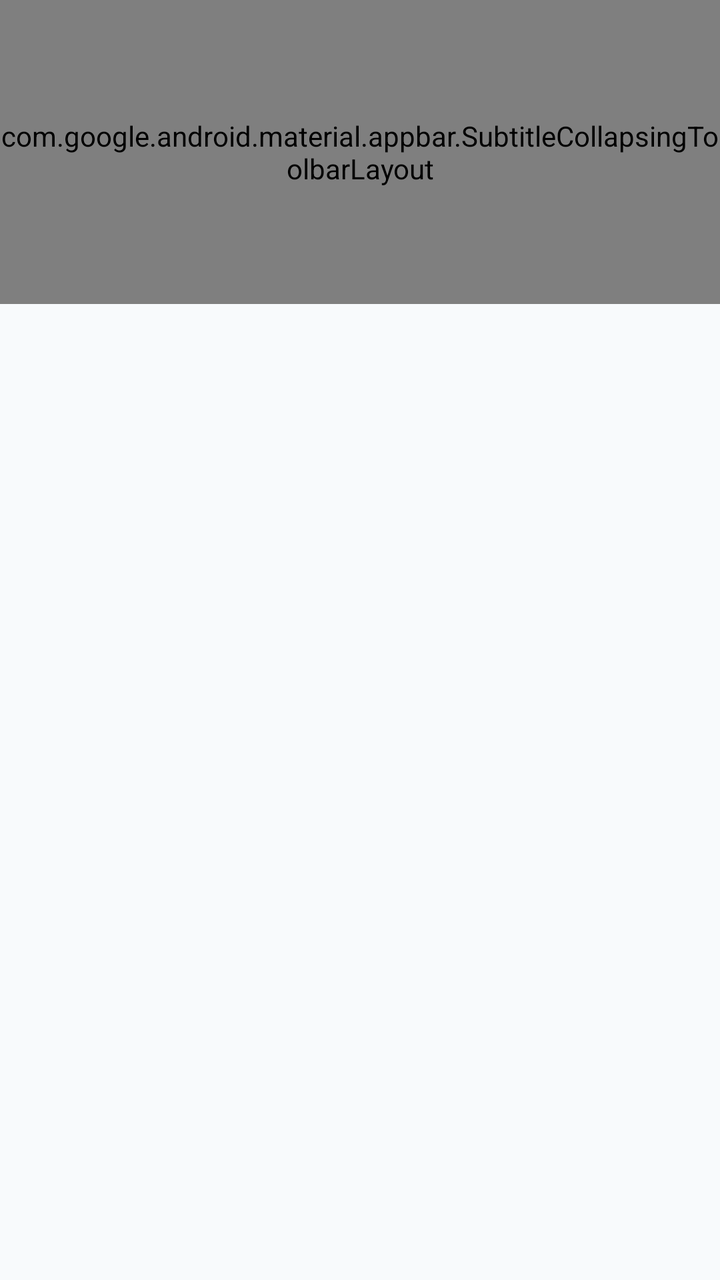
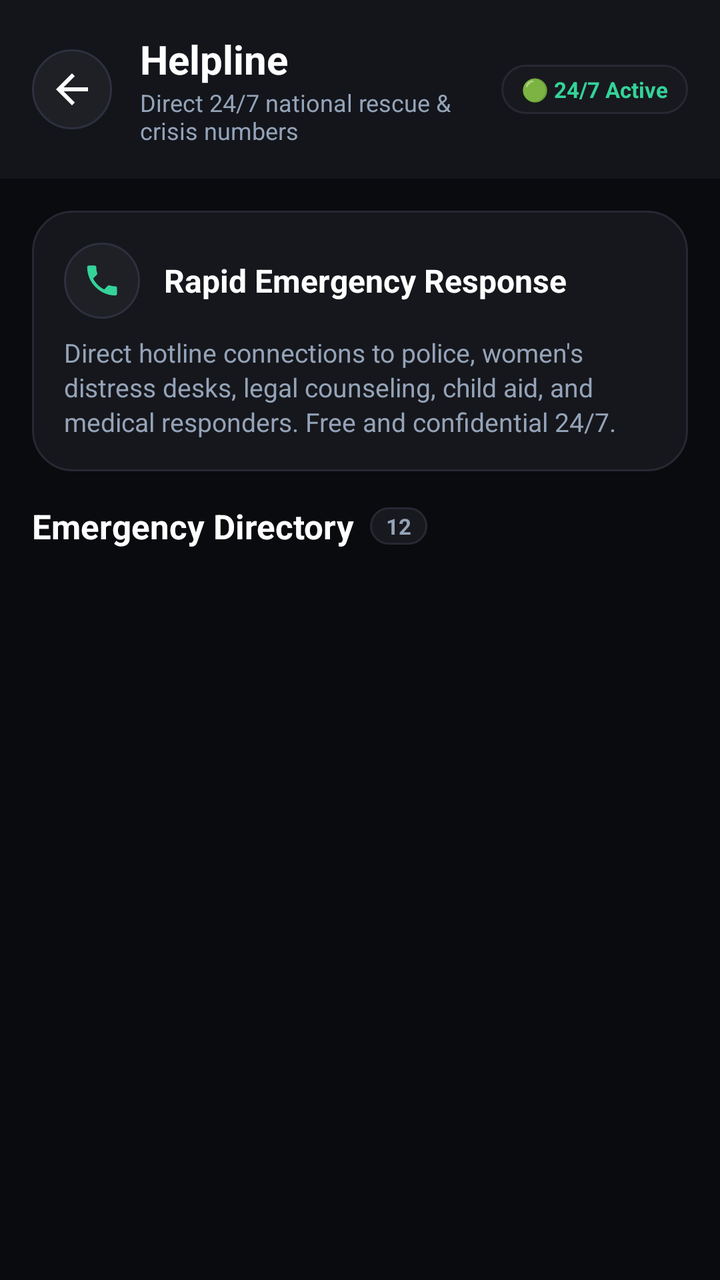

The first picture is an Android layout as it rendered before a commit; the second is the same layout after the commit. The layout source and the unified diff follow.
<!-- AndroidManifest.xml: application theme Theme.SheGuard -->
<!-- res/layout/fragment_helpline.xml -->
<?xml version="1.0" encoding="utf-8"?>
<androidx.coordinatorlayout.widget.CoordinatorLayout xmlns:android="http://schemas.android.com/apk/res/android"
    xmlns:app="http://schemas.android.com/apk/res-auto"
    xmlns:tools="http://schemas.android.com/tools"
    android:layout_width="match_parent"
    android:layout_height="match_parent"
    android:clipChildren="false"
    android:fitsSystemWindows="true"
    tools:context=".ui.fragment.HelplineFragment">

    <androidx.core.widget.NestedScrollView
        android:layout_width="match_parent"
        android:layout_height="match_parent"
        android:fillViewport="true"
        app:layout_behavior="com.google.android.material.appbar.AppBarLayout$ScrollingViewBehavior">

        <androidx.recyclerview.widget.RecyclerView
            android:id="@+id/recyclerView"
            android:layout_width="match_parent"
            android:layout_height="match_parent" />

    </androidx.core.widget.NestedScrollView>

    <include
        android:id="@+id/header"
        layout="@layout/view_header_expandable" />

</androidx.coordinatorlayout.widget.CoordinatorLayout>
<!-- res/layout/view_header_expandable.xml (included above) -->
<?xml version="1.0" encoding="utf-8"?>
<com.google.android.material.appbar.AppBarLayout xmlns:android="http://schemas.android.com/apk/res/android"
    xmlns:app="http://schemas.android.com/apk/res-auto"
    xmlns:tools="http://schemas.android.com/tools"
    android:id="@+id/appBarLayout"
    android:layout_width="match_parent"
    android:layout_height="wrap_content"
    android:background="@android:color/transparent"
    android:fitsSystemWindows="true"
    app:liftOnScroll="true">

    <com.google.android.material.appbar.SubtitleCollapsingToolbarLayout
        android:id="@+id/collapsing_toolbar"
        android:layout_width="match_parent"
        android:layout_height="?attr/collapsingToolbarLayoutLargeSize"
        app:collapsedSubtitleTextAppearance="@style/Toolbar.SubTitleText.Collapsed"
        app:collapsedSubtitleTextColor="@color/text_color_secondary"
        app:collapsedTitleTextAppearance="@style/Toolbar.TitleText.Collapsed"
        app:collapsedTitleTextColor="@color/text_color_primary"
        app:contentScrim="?attr/colorSurfaceContainer"
        app:expandedSubtitleTextAppearance="@style/Toolbar.SubTitleText.Expanded"
        app:expandedTitleMarginBottom="16dp"
        app:expandedTitleMarginEnd="24dp"
        app:expandedTitleMarginStart="24dp"
        app:expandedTitleTextAppearance="@style/Toolbar.TitleText.Expanded"
        app:forceApplySystemWindowInsetTop="true"
        app:layout_scrollFlags="scroll|snap|exitUntilCollapsed"
        app:scrimAnimationDuration="300"
        app:statusBarScrim="@null"
        app:subtitle="@string/app_moto"
        app:title="@string/app_name">

        <com.google.android.material.appbar.MaterialToolbar
            android:id="@+id/toolbar"
            android:layout_width="match_parent"
            android:layout_height="?attr/actionBarSize"
            android:paddingEnd="24dp"
            app:contentInsetStartWithNavigation="0dp"
            app:layout_collapseMode="pin"
            app:maxLines="1"
            app:navigationIconTint="?attr/colorOnSurface"
            app:popupTheme="@style/Theme.SheGuard"
            app:subtitle="@string/app_moto"
            app:title="@string/app_name"
            app:titleTextAppearance="@style/Toolbar.TitleText"
            app:titleTextEllipsize="end"
            tools:ignore="RtlSymmetry" />

    </com.google.android.material.appbar.SubtitleCollapsingToolbarLayout>
</com.google.android.material.appbar.AppBarLayout>
<!-- resources referenced by this layout -->
<resources>
  <string name="app_moto">Your safety in your hands</string>
  <string name="app_name" translatable="false">GuardianAI</string>
  <style name="Theme.SheGuard" parent="Base.Theme.SheGuard" />
  <style name="Toolbar.SubTitleText.Collapsed" parent="TextAppearance.Material3.BodySmall">
          <item name="android:textSize">14sp</item>
          <item name="android:textColor">@color/text_color_secondary</item>
      </style>
  <style name="Toolbar.SubTitleText.Expanded" parent="TextAppearance.Material3.BodyMedium">
          <item name="android:textSize">16sp</item>
          <item name="android:textColor">@color/text_color_secondary</item>
      </style>
  <style name="Toolbar.TitleText" parent="TextAppearance.Material3.TitleLarge" />
  <style name="Toolbar.TitleText.Collapsed" parent="TextAppearance.Material3.TitleMedium">
          <item name="android:textSize">22sp</item>
          <item name="android:textColor">@color/text_color_primary</item>
      </style>
  <style name="Toolbar.TitleText.Expanded" parent="TextAppearance.Material3.TitleLarge">
          <item name="android:textSize">40sp</item>
          <item name="android:textColor">@color/text_color_primary</item>
      </style>
  <color name="accent_pink">#FF2E93</color>
  <color name="colorPrimaryDark">#D81173</color>
  <color name="colorPinkSubtle">#26FF2E93</color>
  <color name="surface_background">#F8FAFC</color>
  <color name="surface_card">#FFFFFF</color>
  <color name="textColorPrimary">#0F172A</color>
  <color name="color_surface_variant">#F1F5F9</color>
  <color name="textColorSecondary">#64748B</color>
  <style name="Widget.SheGuard.RadioButton.Pink" parent="Widget.MaterialComponents.CompoundButton.RadioButton">
          <item name="materialThemeOverlay">@style/ThemeOverlay.SheGuard.RadioButton.Pink</item>
      </style>
  <style name="Widget.SheGuard.Switch.Pink" parent="Widget.Material3.CompoundButton.MaterialSwitch">
          <item name="thumbTint">@color/accent_pink</item>
      </style>
  <style name="Widget.SheGuard.Checkbox.Pink" parent="Widget.Material3.CompoundButton.CheckBox">
          <item name="buttonTint">@color/accent_pink</item>
      </style>
  <style name="ThemeOverlay.SheGuard.RadioButton.Pink" parent="">
          <item name="colorOnSurface">@color/accent_pink</item>
          <item name="colorSecondary">@color/accent_pink</item>
      </style>
  <!-- unchanged entries left out for length: 1 -->
</resources>

<!-- the commit's change to res/layout/fragment_helpline.xml (unified diff, before → after) -->
@@ -2,78 +2,188 @@
 <androidx.coordinatorlayout.widget.CoordinatorLayout xmlns:android="http://schemas.android.com/apk/res/android"
     xmlns:app="http://schemas.android.com/apk/res-auto"
     xmlns:tools="http://schemas.android.com/tools"
+    android:id="@+id/layout_helpline_root"
     android:layout_width="match_parent"
     android:layout_height="match_parent"
-    android:clipChildren="false"
+    android:background="#0A0B0E"
     android:fitsSystemWindows="true"
     tools:context=".ui.fragment.HelplineFragment">
+
+    
+    <com.google.android.material.appbar.AppBarLayout
+        android:id="@+id/appBarLayout"
+        android:layout_width="match_parent"
+        android:layout_height="wrap_content"
+        android:background="#13151B"
+        app:elevation="0dp">
+
+        <LinearLayout
+            android:layout_width="match_parent"
+            android:layout_height="wrap_content"
+            android:orientation="horizontal"
+            android:gravity="center_vertical"
+            android:paddingStart="16dp"
+            android:paddingEnd="16dp"
+            android:paddingTop="16dp"
+            android:paddingBottom="16dp">
+
+            <ImageButton
+                android:id="@+id/btn_back"
+                android:layout_width="40dp"
+                android:layout_height="40dp"
+                android:background="@drawable/bg_circle_info"
+                android:src="@drawable/ic_arrow_back"
+                app:tint="#FFFFFF"
+                android:contentDescription="Back" />
+
+            <LinearLayout
+                android:layout_width="0dp"
+                android:layout_height="wrap_content"
+                android:layout_weight="1"
+                android:layout_marginStart="14dp"
+                android:orientation="vertical">
+
+                <TextView
+                    android:id="@+id/tv_title"
+                    android:layout_width="wrap_content"
+                    android:layout_height="wrap_content"
+                    android:text="@string/activity_helpline_title"
+                    android:textColor="#FFFFFF"
+                    android:textSize="20sp"
+                    android:textStyle="bold" />
+
+                <TextView
+                    android:id="@+id/tv_subtitle"
+                    android:layout_width="wrap_content"
+                    android:layout_height="wrap_content"
+                    android:text="Direct 24/7 national rescue &amp; crisis numbers"
+                    android:textColor="#94A3B8"
+                    android:textSize="12sp" />
+            </LinearLayout>
+
+            <TextView
+                android:layout_width="wrap_content"
+                android:layout_height="wrap_content"
+                android:background="@drawable/bg_monogram_badge"
+                android:paddingStart="10dp"
+                android:paddingEnd="10dp"
+                android:paddingTop="5dp"
+                android:paddingBottom="5dp"
+                android:text="🟢 24/7 Active"
+                android:textColor="#34D399"
+                android:textSize="11sp"
+                android:textStyle="bold" />
+        </LinearLayout>
+    </com.google.android.material.appbar.AppBarLayout>
 
     <androidx.core.widget.NestedScrollView
         android:layout_width="match_parent"
         android:layout_height="match_parent"
         android:fillViewport="true"
-        app:layout_behavior="com.google.android.material.appbar.AppBarLayout$ScrollingViewBehavior">
+        android:overScrollMode="never"
+        app:layout_behavior="@string/appbar_scrolling_view_behavior">
 
-        <androidx.recyclerview.widget.RecyclerView
-            android:id="@+id/recyclerView"
+        <LinearLayout
             android:layout_width="match_parent"
-            android:layout_height="match_parent" />
+            android:layout_height="wrap_content"
+            android:orientation="vertical">
 
+            
+            <LinearLayout
+                android:layout_width="match_parent"
+                android:layout_height="wrap_content"
+                android:background="@drawable/bg_card_safety_dark"
+                android:padding="16dp"
+                android:orientation="vertical"
+                android:layout_marginStart="16dp"
+                android:layout_marginEnd="16dp"
+                android:layout_marginTop="16dp"
+                android:layout_marginBottom="16dp">
+
+                <LinearLayout
+                    android:layout_width="wrap_content"
+                    android:layout_height="wrap_content"
+                    android:orientation="horizontal"
+                    android:gravity="center_vertical">
+
+                    <FrameLayout
+                        android:layout_width="38dp"
+                        android:layout_height="38dp"
+                        android:background="@drawable/bg_circle_info">
+
+                        <ImageView
+                            android:layout_width="20dp"
+                            android:layout_height="20dp"
+                            android:layout_gravity="center"
+                            android:src="@drawable/ic_call"
+                            app:tint="#34D399"
+                            android:contentDescription="Helpline Call" />
+                    </FrameLayout>
+
+                    <TextView
+                        android:layout_width="wrap_content"
+                        android:layout_height="wrap_content"
+                        android:layout_marginStart="12dp"
+                        android:text="Rapid Emergency Response"
+                        android:textColor="#FFFFFF"
+                        android:textSize="16sp"
+                        android:textStyle="bold" />
+                </LinearLayout>
+
+                <TextView
+                    android:layout_width="wrap_content"
+                    android:layout_height="wrap_content"
+                    android:layout_marginTop="8dp"
+                    android:text="Direct hotline connections to police, women's distress desks, legal counseling, child aid, and medical responders. Free and confidential 24/7."
+                    android:textColor="#94A3B8"
+                    android:textSize="13sp"
+                    android:lineSpacingExtra="2dp" />
+            </LinearLayout>
+
+            
+            <LinearLayout
+                android:layout_width="match_parent"
+                android:layout_height="wrap_content"
+                android:orientation="horizontal"
+                android:gravity="center_vertical"
+                android:layout_marginStart="16dp"
+                android:layout_marginEnd="16dp"
+                android:layout_marginBottom="12dp">
+
+                <TextView
+                    android:layout_width="wrap_content"
+                    android:layout_height="wrap_content"
+                    android:text="Emergency Directory"
+                    android:textColor="#FFFFFF"
+                    android:textSize="17sp"
+                    android:textStyle="bold" />
+
+                <TextView
+                    android:id="@+id/tv_helpline_count"
+                    android:layout_width="wrap_content"
+                    android:layout_height="wrap_content"
+                    android:layout_marginStart="8dp"
+                    android:background="@drawable/bg_monogram_badge"
+                    android:paddingStart="8dp"
+                    android:paddingEnd="8dp"
+                    android:paddingTop="2dp"
+                    android:paddingBottom="2dp"
+                    android:text="12"
+                    android:textColor="#94A3B8"
+                    android:textSize="11sp"
+                    android:textStyle="bold" />
+            </LinearLayout>
+
+            
+            <androidx.recyclerview.widget.RecyclerView
+                android:id="@+id/recyclerView"
+                android:layout_width="match_parent"
+                android:layout_height="wrap_content"
+                android:nestedScrollingEnabled="false"
+                android:clipToPadding="false"
+                android:paddingBottom="36dp" />
+
+        </LinearLayout>
     </androidx.core.widget.NestedScrollView>
 
-    <include
-        android:id="@+id/header"
-        layout="@layout/view_header_expandable" />
-
 </androidx.coordinatorlayout.widget.CoordinatorLayout>
-<!-- res/layout/view_header_expandable.xml (included above) -->
-<?xml version="1.0" encoding="utf-8"?>
-<com.google.android.material.appbar.AppBarLayout xmlns:android="http://schemas.android.com/apk/res/android"
-    xmlns:app="http://schemas.android.com/apk/res-auto"
-    xmlns:tools="http://schemas.android.com/tools"
-    android:id="@+id/appBarLayout"
-    android:layout_width="match_parent"
-    android:layout_height="wrap_content"
-    android:background="@android:color/transparent"
-    android:fitsSystemWindows="true"
-    app:liftOnScroll="true">
-
-    <com.google.android.material.appbar.SubtitleCollapsingToolbarLayout
-        android:id="@+id/collapsing_toolbar"
-        android:layout_width="match_parent"
-        android:layout_height="?attr/collapsingToolbarLayoutLargeSize"
-        app:collapsedSubtitleTextAppearance="@style/Toolbar.SubTitleText.Collapsed"
-        app:collapsedSubtitleTextColor="@color/text_color_secondary"
-        app:collapsedTitleTextAppearance="@style/Toolbar.TitleText.Collapsed"
-        app:collapsedTitleTextColor="@color/text_color_primary"
-        app:contentScrim="?attr/colorSurfaceContainer"
-        app:expandedSubtitleTextAppearance="@style/Toolbar.SubTitleText.Expanded"
-        app:expandedTitleMarginBottom="16dp"
-        app:expandedTitleMarginEnd="24dp"
-        app:expandedTitleMarginStart="24dp"
-        app:expandedTitleTextAppearance="@style/Toolbar.TitleText.Expanded"
-        app:forceApplySystemWindowInsetTop="true"
-        app:layout_scrollFlags="scroll|snap|exitUntilCollapsed"
-        app:scrimAnimationDuration="300"
-        app:statusBarScrim="@null"
-        app:subtitle="@string/app_moto"
-        app:title="@string/app_name">
-
-        <com.google.android.material.appbar.MaterialToolbar
-            android:id="@+id/toolbar"
-            android:layout_width="match_parent"
-            android:layout_height="?attr/actionBarSize"
-            android:paddingEnd="24dp"
-            app:contentInsetStartWithNavigation="0dp"
-            app:layout_collapseMode="pin"
-            app:maxLines="1"
-            app:navigationIconTint="?attr/colorOnSurface"
-            app:popupTheme="@style/Theme.SheGuard"
-            app:subtitle="@string/app_moto"
-            app:title="@string/app_name"
-            app:titleTextAppearance="@style/Toolbar.TitleText"
-            app:titleTextEllipsize="end"
-            tools:ignore="RtlSymmetry" />
-
-    </com.google.android.material.appbar.SubtitleCollapsingToolbarLayout>
-</com.google.android.material.appbar.AppBarLayout>
<!-- resource entries referenced after the edit -->
@@ -1,25 +1,62 @@
 <!-- resources referenced by this layout -->
 <resources>
-  <string name="app_moto">Your safety in your hands</string>
-  <string name="app_name" translatable="false">GuardianAI</string>
+  <!-- drawable bg_card_safety_dark (drawable) -->
+  <?xml version="1.0" encoding="utf-8"?>
+  <shape xmlns:android="http://schemas.android.com/apk/res/android"
+      android:shape="rectangle">
+      <solid android:color="#16171C" />
+      <corners android:radius="20dp" />
+      <stroke
+          android:width="1dp"
+          android:color="#262833" />
+  </shape>
+  <!-- drawable bg_circle_info (drawable) -->
+  <?xml version="1.0" encoding="utf-8"?>
+  <shape xmlns:android="http://schemas.android.com/apk/res/android"
+      android:shape="oval">
+      <solid android:color="#1F2026" />
+      <size
+          android:width="40dp"
+          android:height="40dp" />
+      <stroke
+          android:width="1dp"
+          android:color="#2D303E" />
+  </shape>
+  <!-- drawable bg_monogram_badge (drawable) -->
+  <?xml version="1.0" encoding="utf-8"?>
+  <shape xmlns:android="http://schemas.android.com/apk/res/android"
+      android:shape="rectangle">
+      <solid android:color="#18191E" />
+      <corners android:radius="18dp" />
+      <stroke
+          android:width="1dp"
+          android:color="#272832" />
+  </shape>
+  <!-- drawable ic_arrow_back (drawable) -->
+  <vector xmlns:android="http://schemas.android.com/apk/res/android"
+      android:width="24dp"
+      android:height="24dp"
+      android:autoMirrored="true"
+      android:tint="#FFFFFF"
+      android:viewportWidth="24"
+      android:viewportHeight="24">
+      <path
+          android:fillColor="@android:color/white"
+          android:pathData="M20,11H7.83l5.59,-5.59L12,4l-8,8 8,8 1.41,-1.41L7.83,13H20v-2z" />
+  </vector>
+  <!-- drawable ic_call (drawable) -->
+  <vector xmlns:android="http://schemas.android.com/apk/res/android"
+      android:width="24dp"
+      android:height="24dp"
+      android:viewportWidth="24"
+      android:viewportHeight="24"
+      android:tint="?attr/colorControlNormal">
+      <path
+          android:fillColor="@android:color/white"
+          android:pathData="M20.01,15.38c-1.23,0 -2.42,-0.2 -3.53,-0.56c-0.35,-0.12 -0.74,-0.03 -1.02,0.24l-2.2,2.2c-2.83,-1.44 -5.15,-3.75 -6.59,-6.58l2.2,-2.21c0.28,-0.27 0.36,-0.66 0.25,-1.01C8.76,6.35 8.56,5.16 8.56,3.93c0,-0.55 -0.45,-1 -1,-1H4.11c-0.55,0 -1,0.45 -1,1C3.11,13.14 10.86,20.89 20.01,20.89c0.55,0 1,-0.45 1,-1v-3.51C21.01,15.83 20.56,15.38 20.01,15.38z" />
+  </vector>
+  <string name="activity_helpline_title">Helpline</string>
   <style name="Theme.SheGuard" parent="Base.Theme.SheGuard" />
-  <style name="Toolbar.SubTitleText.Collapsed" parent="TextAppearance.Material3.BodySmall">
-          <item name="android:textSize">14sp</item>
-          <item name="android:textColor">@color/text_color_secondary</item>
-      </style>
-  <style name="Toolbar.SubTitleText.Expanded" parent="TextAppearance.Material3.BodyMedium">
-          <item name="android:textSize">16sp</item>
-          <item name="android:textColor">@color/text_color_secondary</item>
-      </style>
-  <style name="Toolbar.TitleText" parent="TextAppearance.Material3.TitleLarge" />
-  <style name="Toolbar.TitleText.Collapsed" parent="TextAppearance.Material3.TitleMedium">
-          <item name="android:textSize">22sp</item>
-          <item name="android:textColor">@color/text_color_primary</item>
-      </style>
-  <style name="Toolbar.TitleText.Expanded" parent="TextAppearance.Material3.TitleLarge">
-          <item name="android:textSize">40sp</item>
-          <item name="android:textColor">@color/text_color_primary</item>
-      </style>
   <color name="accent_pink">#FF2E93</color>
   <color name="colorPrimaryDark">#D81173</color>
   <color name="colorPinkSubtle">#26FF2E93</color>
